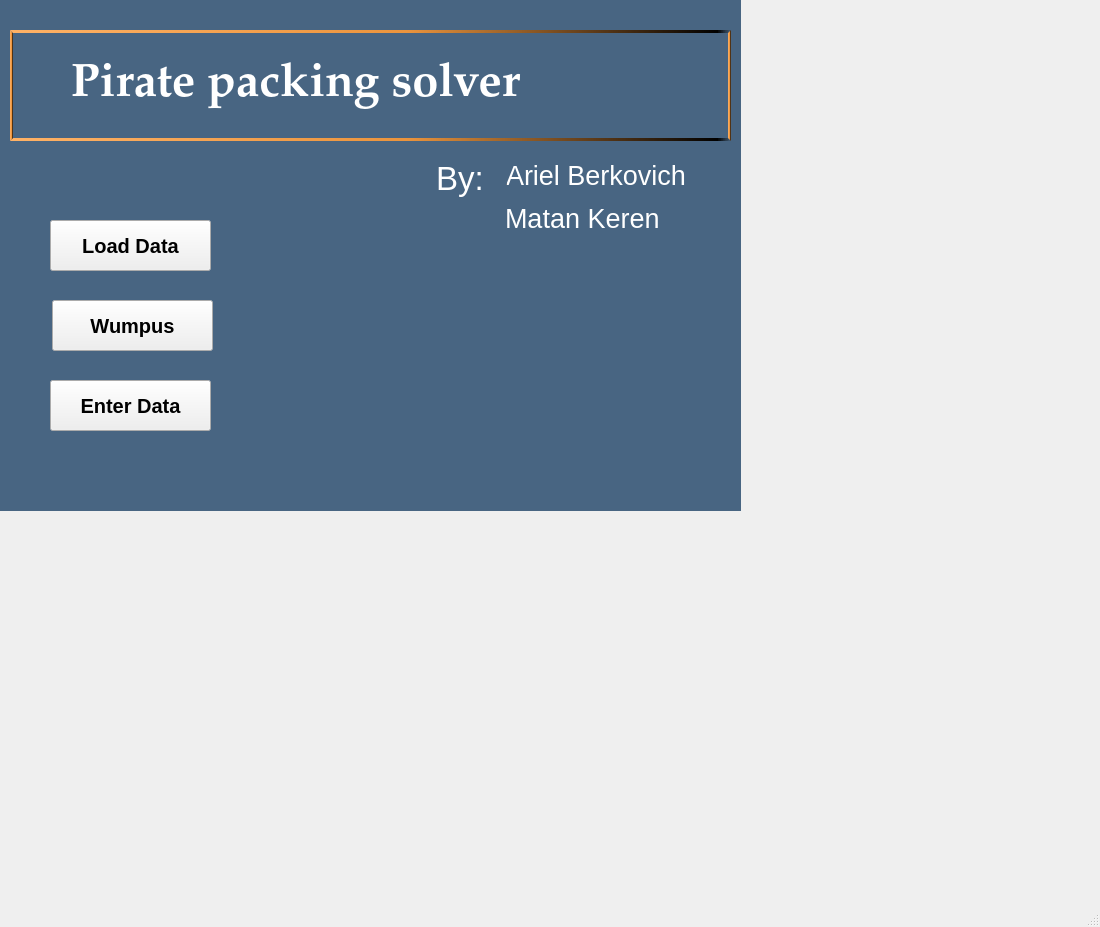
This is GUI/mainwindow.ui in XmakerenX/Pirate_Packing as Qt 5 draws it before an edit. The edited form follows.
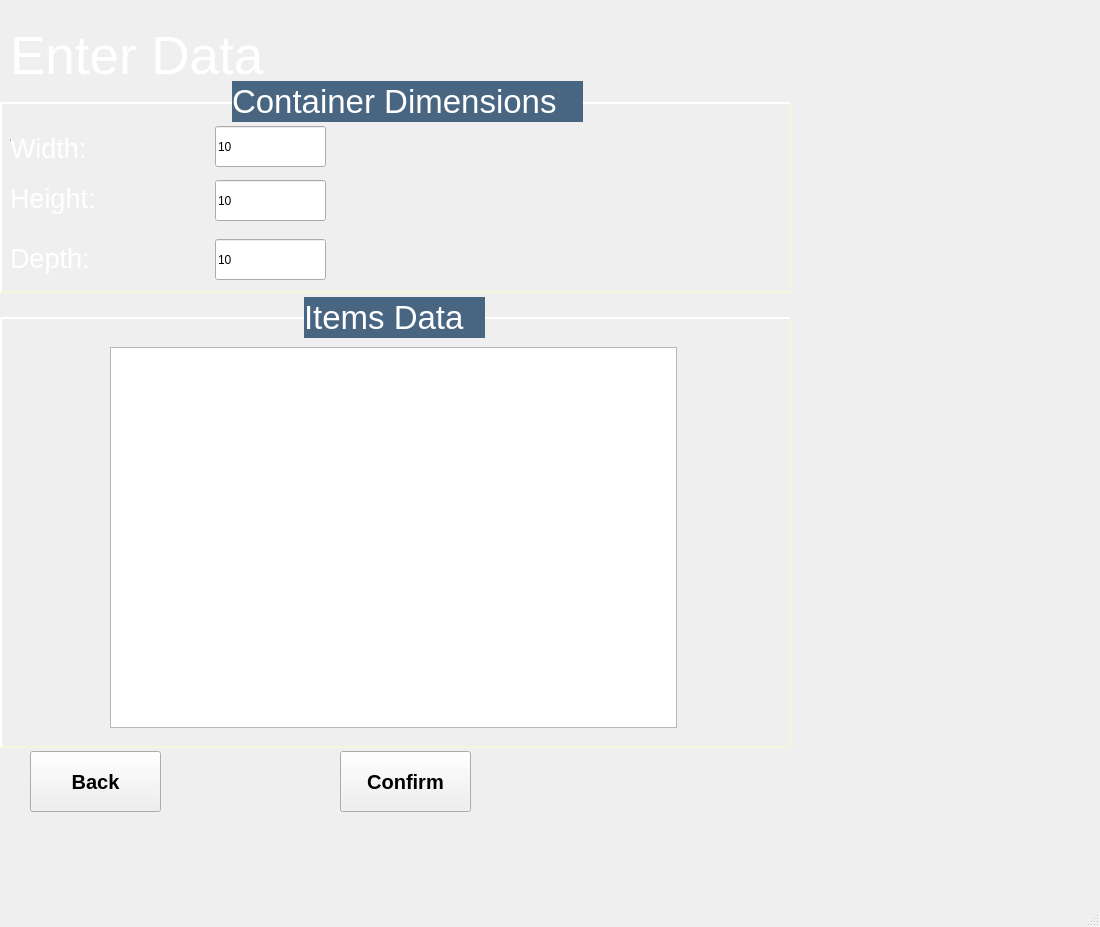
This is the edited form. The open tabs and pages were chosen to show the change.

Commit message:
Fully implemented Enter data GUI
Enter Data allows to set the items data manually using a table
* to add new rows press shift+enter when the table is focused
* to remove rows select them and press delete
** Items data is being moved between ItemTableModel and Configuration when moving from and to enter Data GUI

The edit to the form file:
```diff
--- a/GUI/mainwindow.ui
+++ b/GUI/mainwindow.ui
@@ -1219,6 +1219,300 @@
      <zorder>numberOfGenerationTextBox</zorder>
      <zorder>elitisimSizeTextBox</zorder>
     </widget>
+    <widget class="QWidget" name="page_4">
+     <widget class="QTableView" name="tableView">
+      <property name="geometry">
+       <rect>
+        <x>110</x>
+        <y>347</y>
+        <width>567</width>
+        <height>381</height>
+       </rect>
+      </property>
+      <property name="showDropIndicator" stdset="0">
+       <bool>false</bool>
+      </property>
+      <property name="dragDropOverwriteMode">
+       <bool>false</bool>
+      </property>
+      <property name="sortingEnabled">
+       <bool>true</bool>
+      </property>
+      <property name="cornerButtonEnabled">
+       <bool>true</bool>
+      </property>
+      <attribute name="verticalHeaderVisible">
+       <bool>true</bool>
+      </attribute>
+     </widget>
+     <widget class="QLabel" name="enterDataLabel">
+      <property name="geometry">
+       <rect>
+        <x>10</x>
+        <y>0</y>
+        <width>561</width>
+        <height>111</height>
+       </rect>
+      </property>
+      <property name="font">
+       <font>
+        <family>MS Shell Dlg 2</family>
+        <pointsize>40</pointsize>
+       </font>
+      </property>
+      <property name="styleSheet">
+       <string notr="true">color:rgb(255, 255, 255)</string>
+      </property>
+      <property name="text">
+       <string>Enter Data</string>
+      </property>
+     </widget>
+     <widget class="QLabel" name="dataWidthlabel">
+      <property name="geometry">
+       <rect>
+        <x>10</x>
+        <y>123</y>
+        <width>171</width>
+        <height>51</height>
+       </rect>
+      </property>
+      <property name="font">
+       <font>
+        <pointsize>20</pointsize>
+       </font>
+      </property>
+      <property name="styleSheet">
+       <string notr="true">color:qlineargradient(spread:pad, x1:0, y1:0, x2:1, y2:0, stop:0 rgba(0, 0, 0, 255), stop:1 rgba(255, 255, 255, 255));
+</string>
+      </property>
+      <property name="text">
+       <string>Width:</string>
+      </property>
+     </widget>
+     <widget class="QLabel" name="dataHeightlabel">
+      <property name="geometry">
+       <rect>
+        <x>10</x>
+        <y>173</y>
+        <width>171</width>
+        <height>51</height>
+       </rect>
+      </property>
+      <property name="font">
+       <font>
+        <pointsize>20</pointsize>
+       </font>
+      </property>
+      <property name="styleSheet">
+       <string notr="true">color:qlineargradient(spread:pad, x1:0, y1:0, x2:1, y2:0, stop:0 rgba(0, 0, 0, 255), stop:1 rgba(255, 255, 255, 255));
+</string>
+      </property>
+      <property name="text">
+       <string>Height:</string>
+      </property>
+     </widget>
+     <widget class="QLabel" name="dataDepthlabel">
+      <property name="geometry">
+       <rect>
+        <x>10</x>
+        <y>233</y>
+        <width>171</width>
+        <height>51</height>
+       </rect>
+      </property>
+      <property name="font">
+       <font>
+        <pointsize>20</pointsize>
+       </font>
+      </property>
+      <property name="styleSheet">
+       <string notr="true">color:qlineargradient(spread:pad, x1:0, y1:0, x2:1, y2:0, stop:0 rgba(0, 0, 0, 255), stop:1 rgba(255, 255, 255, 255));
+</string>
+      </property>
+      <property name="text">
+       <string>Depth:</string>
+      </property>
+     </widget>
+     <widget class="QLineEdit" name="containerWidthTextbox">
+      <property name="geometry">
+       <rect>
+        <x>215</x>
+        <y>126</y>
+        <width>111</width>
+        <height>41</height>
+       </rect>
+      </property>
+      <property name="text">
+       <string>10</string>
+      </property>
+     </widget>
+     <widget class="QLineEdit" name="containerHeightTextbox">
+      <property name="geometry">
+       <rect>
+        <x>215</x>
+        <y>180</y>
+        <width>111</width>
+        <height>41</height>
+       </rect>
+      </property>
+      <property name="text">
+       <string>10</string>
+      </property>
+     </widget>
+     <widget class="QLineEdit" name="containerDepthTextbox">
+      <property name="geometry">
+       <rect>
+        <x>215</x>
+        <y>239</y>
+        <width>111</width>
+        <height>41</height>
+       </rect>
+      </property>
+      <property name="text">
+       <string>10</string>
+      </property>
+     </widget>
+     <widget class="QLabel" name="containerDimFrame">
+      <property name="geometry">
+       <rect>
+        <x>0</x>
+        <y>102</y>
+        <width>791</width>
+        <height>191</height>
+       </rect>
+      </property>
+      <property name="styleSheet">
+       <string notr="true"> border-style: outset;
+    border-width: 2px;
+    border-color: beige;</string>
+      </property>
+      <property name="text">
+       <string/>
+      </property>
+     </widget>
+     <widget class="QLabel" name="containerDimLabel">
+      <property name="geometry">
+       <rect>
+        <x>232</x>
+        <y>81</y>
+        <width>351</width>
+        <height>41</height>
+       </rect>
+      </property>
+      <property name="font">
+       <font>
+        <pointsize>25</pointsize>
+       </font>
+      </property>
+      <property name="styleSheet">
+       <string notr="true">color: rgb(255, 255, 255);
+background-color: rgb(72,101,130)</string>
+      </property>
+      <property name="text">
+       <string>Container Dimensions</string>
+      </property>
+     </widget>
+     <widget class="QLabel" name="itemDataFrame">
+      <property name="geometry">
+       <rect>
+        <x>0</x>
+        <y>317</y>
+        <width>791</width>
+        <height>431</height>
+       </rect>
+      </property>
+      <property name="styleSheet">
+       <string notr="true"> border-style: outset;
+    border-width: 2px;
+    border-color: beige;</string>
+      </property>
+      <property name="text">
+       <string/>
+      </property>
+     </widget>
+     <widget class="QLabel" name="itemDataLabel">
+      <property name="geometry">
+       <rect>
+        <x>304</x>
+        <y>297</y>
+        <width>181</width>
+        <height>41</height>
+       </rect>
+      </property>
+      <property name="font">
+       <font>
+        <pointsize>25</pointsize>
+       </font>
+      </property>
+      <property name="styleSheet">
+       <string notr="true">color: rgb(255, 255, 255);
+background-color: rgb(72,101,130)</string>
+      </property>
+      <property name="text">
+       <string>Items Data</string>
+      </property>
+     </widget>
+     <widget class="QPushButton" name="enterDataConfirmButton">
+      <property name="geometry">
+       <rect>
+        <x>340</x>
+        <y>751</y>
+        <width>131</width>
+        <height>61</height>
+       </rect>
+      </property>
+      <property name="font">
+       <font>
+        <pointsize>15</pointsize>
+        <weight>75</weight>
+        <bold>true</bold>
+       </font>
+      </property>
+      <property name="styleSheet">
+       <string notr="true"/>
+      </property>
+      <property name="text">
+       <string>Confirm</string>
+      </property>
+     </widget>
+     <widget class="QPushButton" name="enterDataBackButton">
+      <property name="geometry">
+       <rect>
+        <x>30</x>
+        <y>751</y>
+        <width>131</width>
+        <height>61</height>
+       </rect>
+      </property>
+      <property name="font">
+       <font>
+        <pointsize>15</pointsize>
+        <weight>75</weight>
+        <bold>true</bold>
+       </font>
+      </property>
+      <property name="styleSheet">
+       <string notr="true"/>
+      </property>
+      <property name="text">
+       <string>Back</string>
+      </property>
+     </widget>
+     <zorder>itemDataFrame</zorder>
+     <zorder>containerDimFrame</zorder>
+     <zorder>tableView</zorder>
+     <zorder>enterDataLabel</zorder>
+     <zorder>dataWidthlabel</zorder>
+     <zorder>dataHeightlabel</zorder>
+     <zorder>dataDepthlabel</zorder>
+     <zorder>containerWidthTextbox</zorder>
+     <zorder>containerHeightTextbox</zorder>
+     <zorder>containerDepthTextbox</zorder>
+     <zorder>containerDimLabel</zorder>
+     <zorder>itemDataLabel</zorder>
+     <zorder>enterDataConfirmButton</zorder>
+     <zorder>enterDataBackButton</zorder>
+    </widget>
    </widget>
   </widget>
   <widget class="QMenuBar" name="menuBar">
```
Left out of the diff: 2 changed lines with no effect on the pictures. The commit also changes 7 other files.
